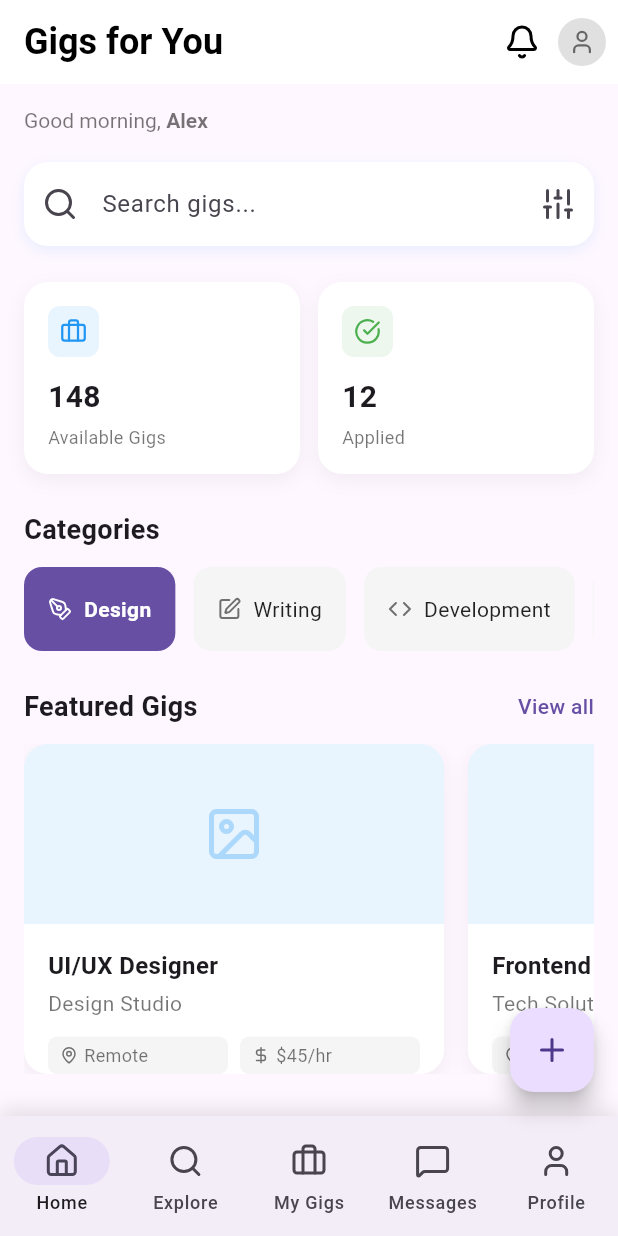
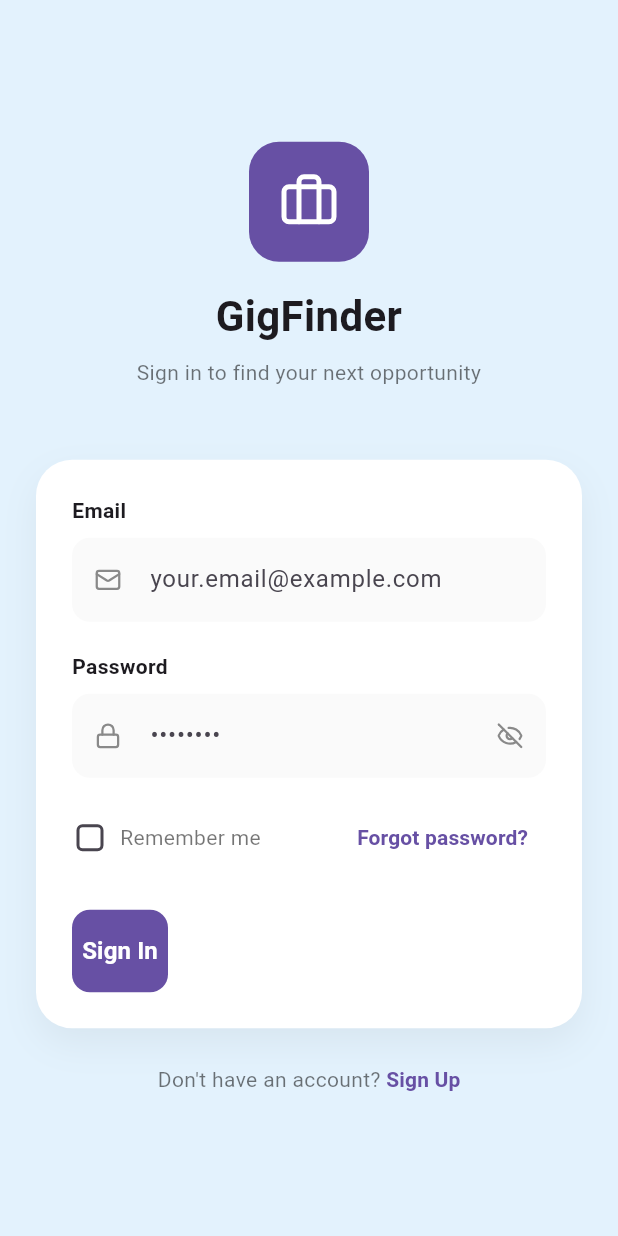
Before and after one commit to kagwicharles/patagig, a Flutter app: the screen it shows after launch, on a phone screen of 412 x 824 dp. Run offline on Flutter 3.47's test engine with Material 3 defaults, Android fonts, the phone set to English and light mode, and no system bars; our stand-ins replace lucide_icons; Roboto replaces fonts that are missing (Poppins).

Commit message:
add login screen

```diff
--- a/lib/main.dart
+++ b/lib/main.dart
@@ -1,5 +1,6 @@
 import 'package:flutter/material.dart';
 import 'package:patagig/ui/screens/home_screen.dart';
+import 'package:patagig/ui/screens/login_screen.dart';
 
 void main() {
   runApp(const MyApp());
@@ -39,7 +40,7 @@ class MyApp extends StatelessWidget {
         ),
       ),
       themeMode: ThemeMode.system,
-      home: const GigHomeScreen(),
+      home: const LoginScreen(),
     );
   }
 }
--- a/lib/ui/components/featured_gig.dart
+++ b/lib/ui/components/featured_gig.dart
@@ -43,7 +43,7 @@ class FeaturedGig extends StatelessWidget {
         children: [
           // Image container with fixed dimensions
           Container(
-            height: 120,
+            height: 99,
             width: double.infinity,
             color: Colors.blue.withOpacity(0.1),
             child: Center(
--- /dev/null
+++ b/lib/ui/screens/login_screen.dart
@@ -0,0 +1,284 @@
+import 'package:flutter/material.dart';
+import 'package:flutter/services.dart';
+import 'package:lucide_icons/lucide_icons.dart';
+
+class LoginScreen extends StatefulWidget {
+  const LoginScreen({Key? key}) : super(key: key);
+
+  @override
+  State<LoginScreen> createState() => _LoginScreenState();
+}
+
+class _LoginScreenState extends State<LoginScreen> {
+  final _emailController = TextEditingController();
+  final _passwordController = TextEditingController();
+  bool _obscurePassword = true;
+  bool _rememberMe = false;
+
+  @override
+  void dispose() {
+    _emailController.dispose();
+    _passwordController.dispose();
+    super.dispose();
+  }
+
+  @override
+  Widget build(BuildContext context) {
+    final theme = Theme.of(context);
+    final isDark = theme.brightness == Brightness.dark;
+
+    return Scaffold(
+      backgroundColor: isDark ? Colors.black : Colors.blue.shade50,
+      body: SafeArea(
+        child: Center(
+          child: SingleChildScrollView(
+            padding: const EdgeInsets.all(24.0),
+            child: Column(
+              mainAxisAlignment: MainAxisAlignment.center,
+              crossAxisAlignment: CrossAxisAlignment.stretch,
+              children: [
+                // App Logo and Name
+                Center(
+                  child: Container(
+                    width: 80,
+                    height: 80,
+                    decoration: BoxDecoration(
+                      color: theme.primaryColor,
+                      borderRadius: BorderRadius.circular(20),
+                    ),
+                    child: const Icon(
+                      LucideIcons.briefcase,
+                      color: Colors.white,
+                      size: 40,
+                    ),
+                  ),
+                ),
+                const SizedBox(height: 16),
+                const Text(
+                  'GigFinder',
+                  textAlign: TextAlign.center,
+                  style: TextStyle(
+                    fontSize: 28,
+                    fontWeight: FontWeight.bold,
+                  ),
+                ),
+                const SizedBox(height: 8),
+                Text(
+                  'Sign in to find your next opportunity',
+                  textAlign: TextAlign.center,
+                  style: TextStyle(
+                    color: isDark ? Colors.white70 : Colors.black54,
+                  ),
+                ),
+                const SizedBox(height: 48),
+
+                // Login Form
+                Container(
+                  padding: const EdgeInsets.all(24),
+                  decoration: BoxDecoration(
+                    color: isDark ? Colors.grey.shade900 : Colors.white,
+                    borderRadius: BorderRadius.circular(24),
+                    boxShadow: [
+                      BoxShadow(
+                        color: Colors.black.withOpacity(0.05),
+                        blurRadius: 20,
+                        offset: const Offset(0, 10),
+                      ),
+                    ],
+                  ),
+                  child: Column(
+                    crossAxisAlignment: CrossAxisAlignment.start,
+                    children: [
+                      // Email field
+                      const Text(
+                        'Email',
+                        style: TextStyle(
+                          fontWeight: FontWeight.w600,
+                          fontSize: 14,
+                        ),
+                      ),
+                      const SizedBox(height: 8),
+                      TextFormField(
+                        controller: _emailController,
+                        keyboardType: TextInputType.emailAddress,
+                        decoration: InputDecoration(
+                          hintText: 'your.email@example.com',
+                          prefixIcon: Icon(
+                            LucideIcons.mail,
+                            size: 18,
+                            color: isDark ? Colors.white54 : Colors.black45,
+                          ),
+                          contentPadding:
+                              const EdgeInsets.symmetric(vertical: 16),
+                          border: OutlineInputBorder(
+                            borderRadius: BorderRadius.circular(12),
+                            borderSide: BorderSide.none,
+                          ),
+                          filled: true,
+                          fillColor: isDark
+                              ? Colors.grey.shade800
+                              : Colors.grey.shade50,
+                        ),
+                      ),
+                      const SizedBox(height: 20),
+
+                      // Password field
+                      const Text(
+                        'Password',
+                        style: TextStyle(
+                          fontWeight: FontWeight.w600,
+                          fontSize: 14,
+                        ),
+                      ),
+                      const SizedBox(height: 8),
+                      TextFormField(
+                        controller: _passwordController,
+                        obscureText: _obscurePassword,
+                        decoration: InputDecoration(
+                          hintText: '••••••••',
+                          prefixIcon: Icon(
+                            LucideIcons.lock,
+                            size: 18,
+                            color: isDark ? Colors.white54 : Colors.black45,
+                          ),
+                          suffixIcon: IconButton(
+                            icon: Icon(
+                              _obscurePassword
+                                  ? LucideIcons.eyeOff
+                                  : LucideIcons.eye,
+                              size: 18,
+                              color: isDark ? Colors.white54 : Colors.black45,
+                            ),
+                            onPressed: () {
+                              setState(
+                                  () => _obscurePassword = !_obscurePassword);
+                            },
+                          ),
+                          contentPadding:
+                              const EdgeInsets.symmetric(vertical: 16),
+                          border: OutlineInputBorder(
+                            borderRadius: BorderRadius.circular(12),
+                            borderSide: BorderSide.none,
+                          ),
+                          filled: true,
+                          fillColor: isDark
+                              ? Colors.grey.shade800
+                              : Colors.grey.shade50,
+                        ),
+                      ),
+                      const SizedBox(height: 16),
+
+                      // Remember me and Forgot password
+                      Row(
+                        mainAxisAlignment: MainAxisAlignment.spaceBetween,
+                        children: [
+                          Row(
+                            children: [
+                              SizedBox(
+                                width: 24,
+                                height: 24,
+                                child: Checkbox(
+                                  value: _rememberMe,
+                                  onChanged: (value) {
+                                    setState(
+                                        () => _rememberMe = value ?? false);
+                                  },
+                                  shape: RoundedRectangleBorder(
+                                    borderRadius: BorderRadius.circular(4),
+                                  ),
+                                ),
+                              ),
+                              const SizedBox(width: 8),
+                              Text(
+                                'Remember me',
+                                style: TextStyle(
+                                  fontSize: 14,
+                                  color:
+                                      isDark ? Colors.white70 : Colors.black54,
+                                ),
+                              ),
+                            ],
+                          ),
+                          TextButton(
+                            onPressed: () {},
+                            child: Text(
+                              'Forgot password?',
+                              style: TextStyle(
+                                color: theme.primaryColor,
+                                fontWeight: FontWeight.w600,
+                              ),
+                            ),
+                          ),
+                        ],
+                      ),
+                      const SizedBox(height: 24),
+
+                      // Login button
+                      ElevatedButton(
+                        onPressed: () {
+                          // TODO: Implement login logic
+                          // For now, we'll just show a success message
+                          ScaffoldMessenger.of(context).showSnackBar(
+                            const SnackBar(
+                              content: Text('Login successful!'),
+                              backgroundColor: Colors.green,
+                            ),
+                          );
+                        },
+                        style: ElevatedButton.styleFrom(
+                          backgroundColor: theme.primaryColor,
+                          foregroundColor: Colors.white,
+                          shape: RoundedRectangleBorder(
+                            borderRadius: BorderRadius.circular(12),
+                          ),
+                          padding: const EdgeInsets.symmetric(vertical: 16),
+                          elevation: 0,
+                        ),
+                        child: const Text(
+                          'Sign In',
+                          style: TextStyle(
+                            fontSize: 16,
+                            fontWeight: FontWeight.bold,
+                          ),
+                        ),
+                      ),
+                    ],
+                  ),
+                ),
+                const SizedBox(height: 24),
+                Row(
+                  mainAxisAlignment: MainAxisAlignment.center,
+                  children: [
+                    Text(
+                      'Don\'t have an account? ',
+                      style: TextStyle(
+                        color: isDark ? Colors.white70 : Colors.black54,
+                      ),
+                    ),
+                    TextButton(
+                      onPressed: () {
+                        // TODO: Navigate to sign up screen
+                      },
+                      style: TextButton.styleFrom(
+                        padding: EdgeInsets.zero,
+                        minimumSize: const Size(0, 0),
+                        tapTargetSize: MaterialTapTargetSize.shrinkWrap,
+                      ),
+                      child: Text(
+                        'Sign Up',
+                        style: TextStyle(
+                          color: theme.primaryColor,
+                          fontWeight: FontWeight.bold,
+                        ),
+                      ),
+                    ),
+                  ],
+                ),
+              ],
+            ),
+          ),
+        ),
+      ),
+    );
+  }
+}
```
